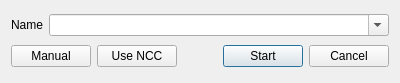
Holt59/modorganizer-installer_fomod_csharp, file src/installer_fomod_csharp_predialog.ui: the form before one commit.
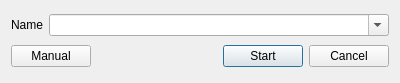
The form after the commit.

Commit message: Remove 'Use NCC' button from UI.

Diff of the .ui file:
```diff
--- a/src/installer_fomod_csharp_predialog.ui
+++ b/src/installer_fomod_csharp_predialog.ui
@@ -47,19 +47,6 @@
        </property>
       </widget>
      </item>
-     <item>
-      <widget class="QPushButton" name="nccBtn">
-       <property name="toolTip">
-        <string>Use the NCC installer instead of the built-in MO2 installer.</string>
-       </property>
-       <property name="whatsThis">
-        <string/>
-       </property>
-       <property name="text">
-        <string>Use NCC</string>
-       </property>
-      </widget>
-     </item>
      <item>
       <spacer name="horizontalSpacer">
        <property name="orientation">
```
The commit also changes 3 other files.
